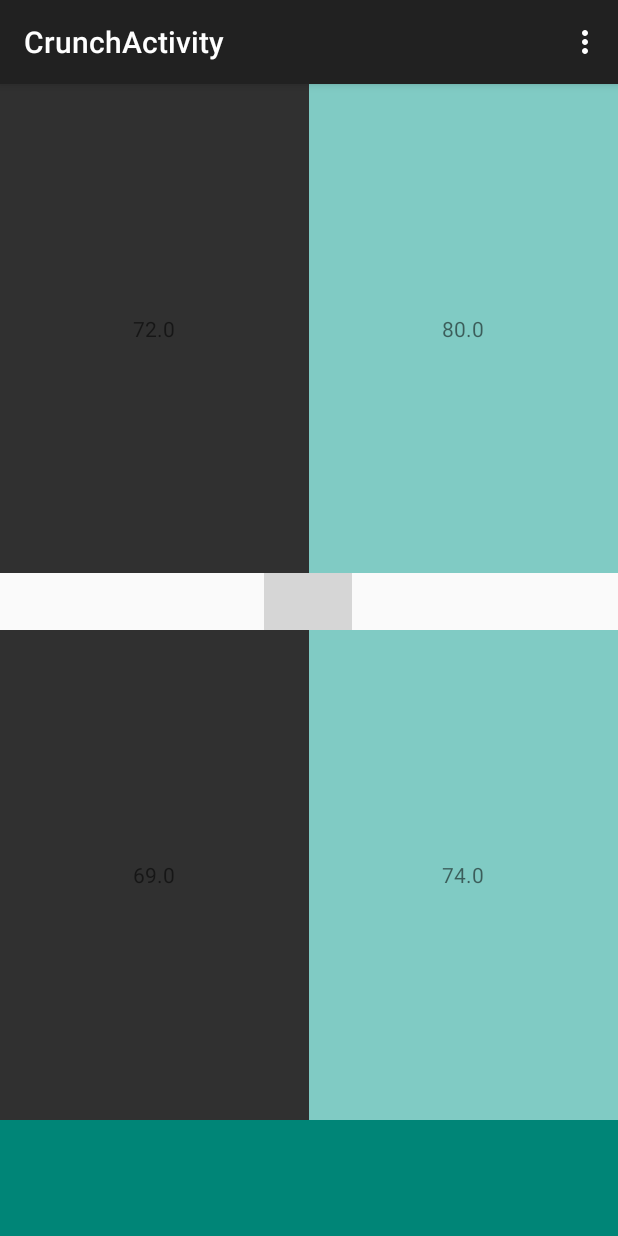
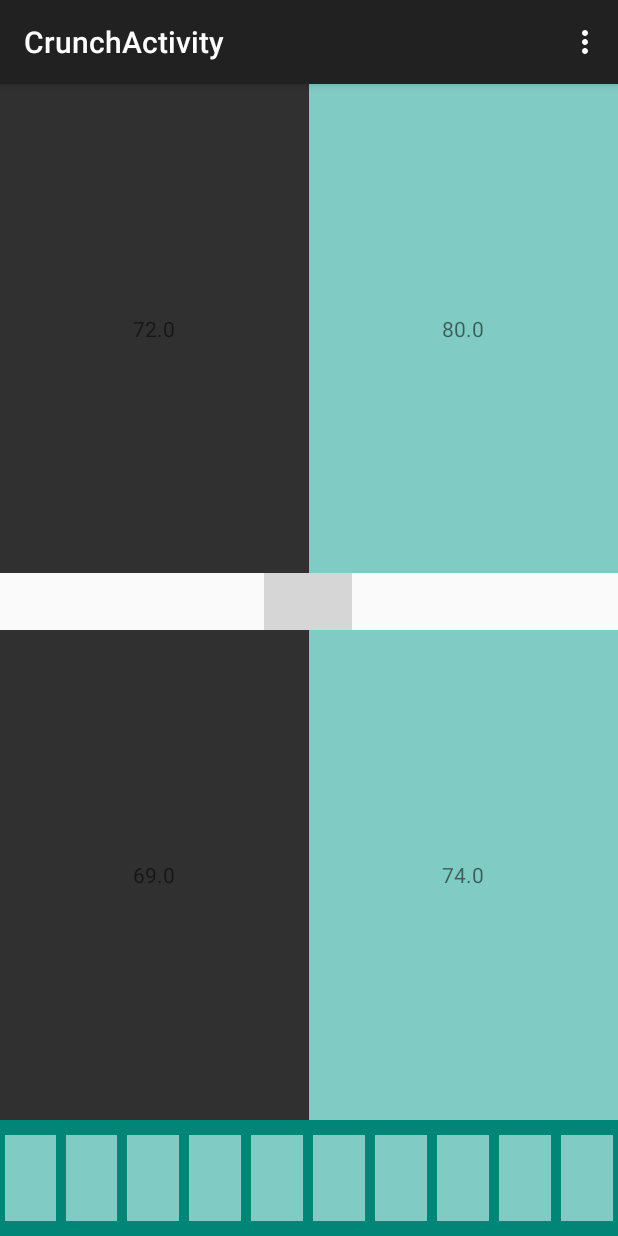
Before and after one commit to amverhagen/crunch, an Android app: the screen it shows after launch (CrunchActivity), after a tap on "START", on a phone screen of 412 x 824 dp. Run offline under Robolectric (Android 15) with nearby library versions, the light colour scheme and no system bars; grey boxes are pictures that could not be loaded.

Commit message:
Add bottom score bar, change to next equation after pressing topleft panel.

```diff
--- a/app/src/main/java/com/amverhagen/crunch/CrunchActivity.java
+++ b/app/src/main/java/com/amverhagen/crunch/CrunchActivity.java
@@ -1,9 +1,11 @@
 package com.amverhagen.crunch;
 
+import android.content.Intent;
 import android.os.Bundle;
 import android.support.v7.app.AppCompatActivity;
 import android.view.Menu;
 import android.view.MenuItem;
+import android.view.View;
 import android.widget.TextView;
 
 import com.amverhagen.problem.Equation;
@@ -15,10 +17,10 @@ public class CrunchActivity extends AppCompatActivity {
     private ArrayList<Equation> equations;
     private EquationWrapper wrapper;
     private TextView equationPanel;
-    private TextView topLeftPanel;
-    private TextView topRightPanel;
-    private TextView botLeftPanel;
-    private TextView botRightPanel;
+    private Panel topLeftPanel;
+    private Panel topRightPanel;
+    private Panel botLeftPanel;
+    private Panel botRightPanel;
 
     @Override
     protected void onCreate(Bundle savedInstanceState) {
@@ -26,14 +28,13 @@ public class CrunchActivity extends AppCompatActivity {
         setContentView(R.layout.activity_crunch);
         wrapper = (EquationWrapper) getIntent().getSerializableExtra("equations");
         equations = wrapper.getEquations();
-        System.out.println("Hello, World" + " " + equations.size());
         Equation e = equations.remove(0);
         System.out.println(e.toString());
         equationPanel = (TextView) findViewById(R.id.equationPanel);
-        topLeftPanel = (TextView) findViewById(R.id.topLeftPanel);
-        topRightPanel = (TextView) findViewById(R.id.topRightPanel);
-        botLeftPanel = (TextView) findViewById(R.id.botLeftPanel);
-        botRightPanel = (TextView) findViewById(R.id.botRightPanel);
+        topLeftPanel = new Panel((TextView) findViewById(R.id.topLeftPanel));
+        topRightPanel = new Panel((TextView) findViewById(R.id.topRightPanel));
+        botLeftPanel = new Panel((TextView) findViewById(R.id.botLeftPanel));
+        botRightPanel = new Panel((TextView) findViewById(R.id.botRightPanel));
         this.loadTextViewsWithEquation(e);
     }
 
@@ -59,6 +60,15 @@ public class CrunchActivity extends AppCompatActivity {
         return super.onOptionsItemSelected(item);
     }
 
+    public void touchTopLeft(View view) {
+        if (equations.size() > 0) {
+            loadTextViewsWithEquation(equations.remove(0));
+        } else {
+            finish();
+        }
+        System.out.println("touched topleft from activity");
+    }
+
     private void loadTextViewsWithEquation(Equation e) {
         equationPanel.setText(e.getEquationSyntax());
         topLeftPanel.setText(e.getCorrectAnswer());
--- /dev/null
+++ b/app/src/main/java/com/amverhagen/crunch/Panel.java
@@ -0,0 +1,37 @@
+package com.amverhagen.crunch;
+
+import android.view.View;
+import android.widget.TextView;
+
+/**
+ * Created by Andrew on 8/18/2015.
+ */
+public class Panel {
+    private boolean correct;
+    private TextView panel;
+
+    public Panel(TextView panel) {
+        this.panel = panel;
+        this.correct = false;
+    }
+
+    public void setText(String text) {
+        panel.setText(text);
+    }
+
+    public void setCorrect() {
+        correct = true;
+    }
+
+    public void setFalse() {
+        correct = false;
+    }
+
+    public boolean getCorrectness() {
+        return correct;
+    }
+
+    public void touchTopLeft(View view) {
+        System.out.println("touched topleft from panel");
+    }
+}
--- /dev/null
+++ b/app/src/main/res/drawable/border.xml
@@ -0,0 +1,10 @@
+<?xml version="1.0" encoding="utf-8"?>
+<shape xmlns:android="http://schemas.android.com/apk/res/android"
+    android:shape="rectangle">
+
+    <solid android:color="@color/accent_material_dark"></solid>
+
+    <stroke
+        android:width="20dp"
+        android:color="@color/abc_background_cache_hint_selector_material_dark"></stroke>
+</shape>
--- a/app/src/main/res/layout/activity_crunch.xml
+++ b/app/src/main/res/layout/activity_crunch.xml
@@ -19,6 +19,7 @@
             android:layout_weight="1"
             android:background="@color/background_material_dark"
             android:gravity="center"
+            android:onClick="touchTopLeft"
             android:text="@string/x" />
 
         <TextView
@@ -91,7 +92,111 @@
         android:layout_width="match_parent"
         android:layout_height="0dp"
         android:layout_weight="1"
-        android:background="@color/accent_material_light"></LinearLayout>
+        android:background="@color/accent_material_light"
+        android:weightSum="10">
+
+        <TextView
+            android:layout_width="0dp"
+            android:layout_height="match_parent"
+            android:layout_marginBottom="10dp"
+            android:layout_marginLeft="3dp"
+            android:layout_marginRight="3dp"
+            android:layout_marginTop="10dp"
+            android:layout_weight="1"
+            android:background="@color/accent_material_dark" />
+
+        <TextView
+            android:layout_width="0dp"
+            android:layout_height="match_parent"
+            android:layout_marginBottom="10dp"
+            android:layout_marginLeft="3dp"
+            android:layout_marginRight="3dp"
+            android:layout_marginTop="10dp"
+            android:layout_weight="1"
+            android:background="@color/accent_material_dark" />
+
+        <TextView
+            android:layout_width="0dp"
+            android:layout_height="match_parent"
+            android:layout_marginBottom="10dp"
+            android:layout_marginLeft="3dp"
+            android:layout_marginRight="3dp"
+            android:layout_marginTop="10dp"
+            android:layout_weight="1"
+            android:background="@color/accent_material_dark" />
+
+        <TextView
+            android:layout_width="0dp"
+            android:layout_height="match_parent"
+            android:layout_marginBottom="10dp"
+            android:layout_marginLeft="3dp"
+            android:layout_marginRight="3dp"
+            android:layout_marginTop="10dp"
+            android:layout_weight="1"
+            android:background="@color/accent_material_dark" />
+
+        <TextView
+            android:layout_width="0dp"
+            android:layout_height="match_parent"
+            android:layout_marginBottom="10dp"
+            android:layout_marginLeft="3dp"
+            android:layout_marginRight="3dp"
+            android:layout_marginTop="10dp"
+            android:layout_weight="1"
+            android:background="@color/accent_material_dark" />
+
+        <TextView
+            android:layout_width="0dp"
+            android:layout_height="match_parent"
+            android:layout_marginBottom="10dp"
+            android:layout_marginLeft="3dp"
+            android:layout_marginRight="3dp"
+            android:layout_marginTop="10dp"
+            android:layout_weight="1"
+            android:background="@color/accent_material_dark" />
+
+        <TextView
+            android:layout_width="0dp"
+            android:layout_height="match_parent"
+            android:layout_marginBottom="10dp"
+            android:layout_marginLeft="3dp"
+            android:layout_marginRight="3dp"
+            android:layout_marginTop="10dp"
+            android:layout_weight="1"
+            android:background="@color/accent_material_dark" />
+
+        <TextView
+            android:layout_width="0dp"
+            android:layout_height="match_parent"
+            android:layout_marginBottom="10dp"
+            android:layout_marginLeft="3dp"
+            android:layout_marginRight="3dp"
+            android:layout_marginTop="10dp"
+            android:layout_weight="1"
+            android:background="@color/accent_material_dark" />
+
+        <TextView
+            android:layout_width="0dp"
+            android:layout_height="match_parent"
+            android:layout_marginBottom="10dp"
+            android:layout_marginLeft="3dp"
+            android:layout_marginRight="3dp"
+            android:layout_marginTop="10dp"
+            android:layout_weight="1"
+            android:background="@color/accent_material_dark" />
+
+        <TextView
+            android:layout_width="0dp"
+            android:layout_height="match_parent"
+            android:layout_marginBottom="10dp"
+            android:layout_marginLeft="3dp"
+            android:layout_marginRight="3dp"
+            android:layout_marginTop="10dp"
+            android:layout_weight="1"
+            android:background="@color/accent_material_dark" />
+
+
+    </LinearLayout>
 
 
 </LinearLayout>
```
